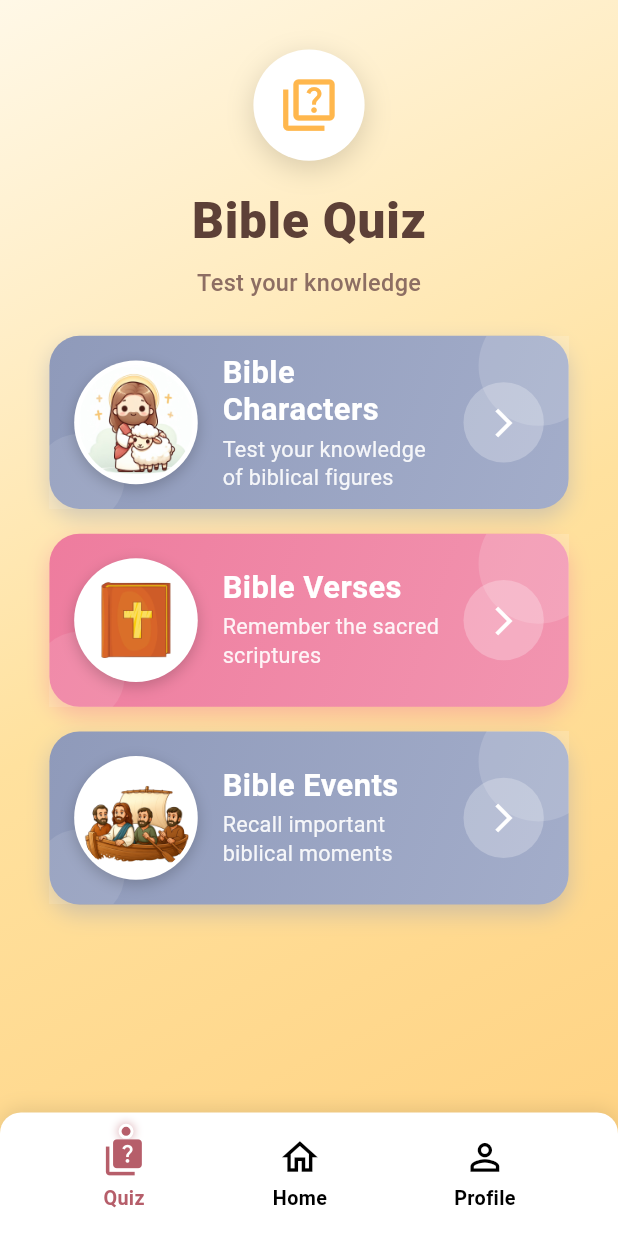
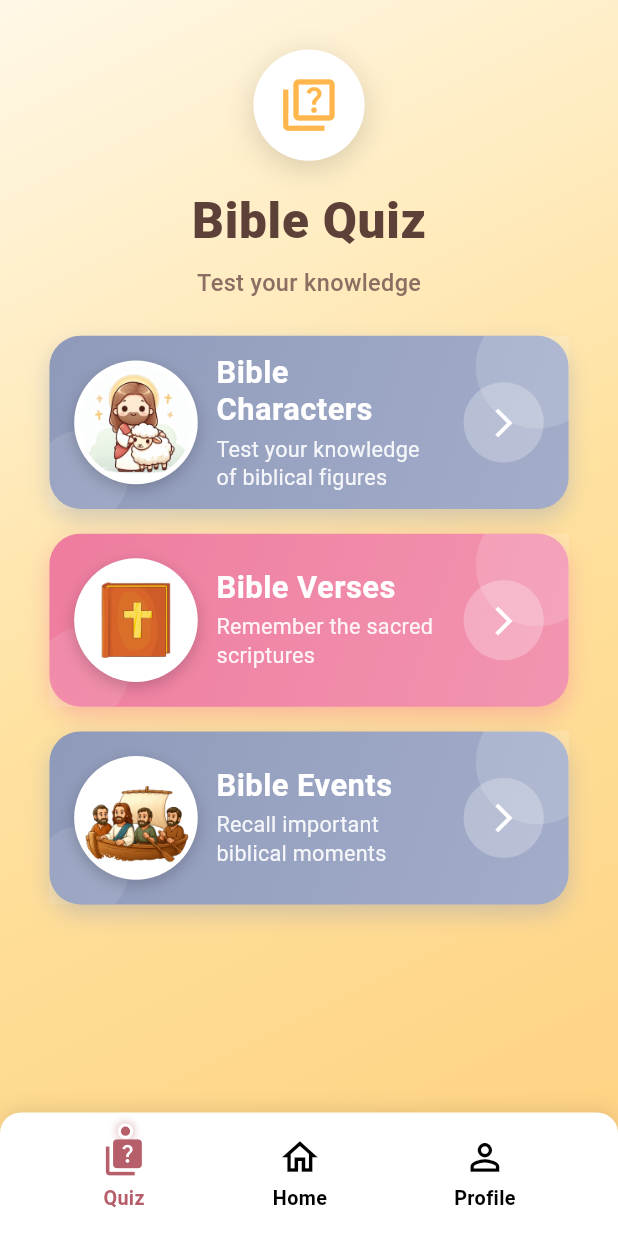
Before and after one commit to rielyta/quibble, a Flutter app: the QuizListScreen screen opened directly, on a phone screen of 412 x 824 dp. Run offline on Flutter 3.47's test engine with Material 3 defaults, Android fonts, the phone set to English and light mode, and no system bars; our stand-ins replace shared_preferences; accounts and stored records are empty; Roboto replaces fonts that are missing (SF Pro).

Commit message:
fix: semua screen responsive

```diff
--- a/lib/screen/quiz/quiz_list_screen.dart
+++ b/lib/screen/quiz/quiz_list_screen.dart
@@ -16,8 +16,6 @@ class QuizListScreen extends StatefulWidget {
 }
 
 class _QuizListScreenState extends State<QuizListScreen> {
-
-
   late final BoxDecoration _lightDecoration;
   late final BoxDecoration _darkDecoration;
 
@@ -51,12 +49,11 @@ class _QuizListScreenState extends State<QuizListScreen> {
       ),
     );
 
-    // Preload images in background
+
     _preloadImagesAsync();
   }
 
   Future<void> _preloadImagesAsync() async {
-    // Use addPostFrameCallback to avoid blocking initial render
     WidgetsBinding.instance.addPostFrameCallback((_) async {
       if (!mounted) return;
 
@@ -68,15 +65,12 @@ class _QuizListScreenState extends State<QuizListScreen> {
         ]);
 
         if (mounted) {
-          setState(() {
-          });
+          setState(() {});
         }
       } catch (e) {
         debugPrint('Error preloading images: $e');
-        // Set as preloaded anyway to show UI
         if (mounted) {
-          setState(() {
-          });
+          setState(() {});
         }
       }
     });
@@ -146,13 +140,12 @@ class _QuizListScreenState extends State<QuizListScreen> {
     final contentSpacing = isLandscape ? screenHeight * 0.06 : screenHeight * 0.03;
     final cardSpacing = isLandscape ? screenHeight * 0.03 : screenHeight * 0.02;
     final horizontalPadding = isLandscape ? screenWidth * 0.12 : screenWidth * 0.08;
+    final bottomPadding = navBarHeight + (isLandscape ? screenHeight * 0.02 : screenHeight * 0.012);
 
     return SingleChildScrollView(
       physics: const BouncingScrollPhysics(),
       child: Padding(
-        padding: EdgeInsets.only(
-          bottom: navBarHeight + (isLandscape ? 15 : 10),
-        ),
+        padding: EdgeInsets.only(bottom: bottomPadding),
         child: Column(
           children: [
             SizedBox(height: topSpacing),
@@ -228,6 +221,8 @@ class _QuizListScreenState extends State<QuizListScreen> {
     final headerIconInnerSize = isLandscape ? screenHeight * 0.08 : screenWidth * 0.1;
     final titleFontSize = isLandscape ? screenHeight * 0.09 : screenWidth * 0.08;
     final subtitleFontSize = isLandscape ? screenHeight * 0.045 : screenWidth * 0.038;
+    final shadowBlurRadius = isLandscape ? screenHeight * 0.023 : screenWidth * 0.04;
+    final shadowOffset = isLandscape ? screenHeight * 0.008 : screenHeight * 0.006;
 
     return Column(
       children: [
@@ -241,8 +236,8 @@ class _QuizListScreenState extends State<QuizListScreen> {
             boxShadow: [
               BoxShadow(
                 color: Colors.black.withValues(alpha: isDarkMode ? 0.4 : 0.15),
-                blurRadius: isLandscape ? 18 : 15,
-                offset: Offset(0, isLandscape ? 6 : 5),
+                blurRadius: shadowBlurRadius,
+                offset: Offset(0, shadowOffset),
               ),
             ],
           ),
--- a/lib/util/level_system.dart
+++ b/lib/util/level_system.dart
@@ -35,7 +35,7 @@ class LevelSystem {
   static double getProgressToNextLevel(int totalXP) {
     final currentLevel = getCurrentLevel(totalXP);
     if (currentLevel.level == levels.last.level) {
-      return 1.0; // Max level
+      return 1.0;
     }
 
     final xpInCurrentLevel = totalXP - currentLevel.minXP;
@@ -48,7 +48,7 @@ class LevelSystem {
   static LevelData? getNextLevel(int totalXP) {
     final currentLevel = getCurrentLevel(totalXP);
     if (currentLevel.level == levels.last.level) {
-      return null; // Already at max level
+      return null;
     }
 
     final nextLevelIndex = levels.indexWhere((l) => l.level == currentLevel.level) + 1;
--- a/lib/widgets/gradient_bakground.dart
+++ b/lib/widgets/gradient_bakground.dart
@@ -24,7 +24,6 @@ class GradientBackground extends StatelessWidget {
   Widget build(BuildContext context) {
     final isDarkMode = context.watch<ThemeProvider>().isDarkMode;
 
-    // Default colors jika tidak disediakan
     final defaultLightColors = [
       const Color(0xFFFFF8E7),
       const Color(0xFFFFE19E),
@@ -35,7 +34,6 @@ class GradientBackground extends StatelessWidget {
       const Color(0xFF2D2D2D),
     ];
 
-    // Default stops jika tidak disediakan
     final defaultStops = stops ?? [0.3, 1.0];
 
     return Container(
--- a/lib/widgets/list_quiz.dart
+++ b/lib/widgets/list_quiz.dart
@@ -18,48 +18,31 @@ class QuizCard extends StatelessWidget {
 
   @override
   Widget build(BuildContext context) {
-    final screenWidth = MediaQuery.of(context).size.width;
-    final screenHeight = MediaQuery.of(context).size.height;
-    final isLandscape = MediaQuery.of(context).orientation == Orientation.landscape;
+    final size = MediaQuery.of(context).size;
+    final isLandscape = size.width > size.height;
 
-    final cardHeight = isLandscape
-        ? screenHeight * 0.22
-        : screenHeight * 0.14;
+    final baseSize = size.shortestSide;
 
-    final imageSize = isLandscape
-        ? screenHeight * 0.15
-        : screenWidth * 0.20;
-
-    final titleFontSize = isLandscape
-        ? screenHeight * 0.05
-        : screenWidth * 0.05;
-
-    final subtitleFontSize = isLandscape
-        ? screenHeight * 0.035
-        : screenWidth * 0.035;
-
-    final arrowSize = isLandscape
-        ? screenHeight * 0.09
-        : screenWidth * 0.13;
-
-    final arrowIconSize = isLandscape
-        ? screenHeight * 0.045
-        : screenWidth * 0.055;
-
-    final horizontalPadding = isLandscape
-        ? screenWidth * 0.03
-        : screenWidth * 0.04;
-
-    final verticalPadding = isLandscape
-        ? screenHeight * 0.03
-        : screenHeight * 0.015;
+    final cardHeight = isLandscape ? baseSize * 0.22 : baseSize * 0.28;
+    final imageSize = baseSize * 0.20;
+    final titleFontSize = baseSize * 0.05;
+    final subtitleFontSize = baseSize * 0.035;
+    final arrowSize = baseSize * 0.13;
+    final arrowIconSize = baseSize * 0.055;
+    final horizontalPadding = baseSize * 0.04;
+    final verticalPadding = baseSize * 0.03;
+    final spacingSmall = baseSize * 0.01;
+    final spacingMedium = baseSize * 0.03;
+    final borderRadius = baseSize * 0.05;
+    final decorCircleLarge = baseSize * 0.20;
+    final decorCircleSmall = baseSize * 0.15;
 
     return GestureDetector(
       onTap: onTap,
       child: Container(
         height: cardHeight,
         decoration: BoxDecoration(
-          borderRadius: BorderRadius.circular(isLandscape ? 24 : 20),
+          borderRadius: BorderRadius.circular(borderRadius),
           gradient: LinearGradient(
             colors: gradientColors,
             begin: Alignment.topLeft,
@@ -68,8 +51,8 @@ class QuizCard extends StatelessWidget {
           boxShadow: [
             BoxShadow(
               color: gradientColors[0].withValues(alpha: 0.4),
-              blurRadius: isLandscape ? 15 : 12,
-              offset: Offset(0, isLandscape ? 8 : 6),
+              blurRadius: baseSize * 0.03,
+              offset: Offset(0, baseSize * 0.015),
             ),
           ],
         ),
@@ -77,11 +60,11 @@ class QuizCard extends StatelessWidget {
           children: [
             // Decorative circles
             Positioned(
-              right: isLandscape ? -25 : -20,
-              top: isLandscape ? -25 : -20,
+              right: -decorCircleLarge * 0.25,
+              top: -decorCircleLarge * 0.25,
               child: Container(
-                width: isLandscape ? 100 : 80,
-                height: isLandscape ? 100 : 80,
+                width: decorCircleLarge,
+                height: decorCircleLarge,
                 decoration: BoxDecoration(
                   shape: BoxShape.circle,
                   color: Colors.white.withValues(alpha: 0.15),
@@ -89,11 +72,11 @@ class QuizCard extends StatelessWidget {
               ),
             ),
             Positioned(
-              left: isLandscape ? -15 : -10,
-              bottom: isLandscape ? -15 : -10,
+              left: -decorCircleSmall * 0.15,
+              bottom: -decorCircleSmall * 0.15,
               child: Container(
-                width: isLandscape ? 75 : 60,
-                height: isLandscape ? 75 : 60,
+                width: decorCircleSmall,
+                height: decorCircleSmall,
                 decoration: BoxDecoration(
                   shape: BoxShape.circle,
                   color: Colors.white.withValues(alpha: 0.1),
@@ -119,13 +102,13 @@ class QuizCard extends StatelessWidget {
                       boxShadow: [
                         BoxShadow(
                           color: Colors.black.withValues(alpha: 0.2),
-                          blurRadius: isLandscape ? 10 : 8,
-                          offset: Offset(0, isLandscape ? 4 : 3),
+                          blurRadius: baseSize * 0.02,
+                          offset: Offset(0, baseSize * 0.008),
                         ),
                       ],
                     ),
                     child: Padding(
-                      padding: EdgeInsets.all(isLandscape ? 4 : 3),
+                      padding: EdgeInsets.all(baseSize * 0.008),
                       child: Container(
                         decoration: BoxDecoration(
                           shape: BoxShape.circle,
@@ -138,7 +121,7 @@ class QuizCard extends StatelessWidget {
                     ),
                   ),
 
-                  SizedBox(width: isLandscape ? screenWidth * 0.03 : screenWidth * 0.04),
+                  SizedBox(width: spacingMedium),
 
                   // Text Content
                   Expanded(
@@ -159,7 +142,7 @@ class QuizCard extends StatelessWidget {
                           maxLines: isLandscape ? 1 : 2,
                           overflow: TextOverflow.ellipsis,
                         ),
-                        SizedBox(height: isLandscape ? screenHeight * 0.008 : screenHeight * 0.005),
+                        SizedBox(height: spacingSmall),
                         Text(
                           subtitle,
                           style: TextStyle(
@@ -177,7 +160,7 @@ class QuizCard extends StatelessWidget {
                     ),
                   ),
 
-                  SizedBox(width: isLandscape ? screenWidth * 0.02 : screenWidth * 0.03),
+                  SizedBox(width: spacingMedium),
 
                   // Arrow Button
                   Container(
--- a/lib/widgets/navigation_bar.dart
+++ b/lib/widgets/navigation_bar.dart
@@ -23,14 +23,11 @@ class _CustomNavigationBarState extends State<CustomNavigationBar> {
   bool _isNavigating = false;
 
   void _handleNavigation(BuildContext context, int index) async {
-    // Prevent navigation if already on this screen
     if (index == widget.currentIndex) return;
 
-    // Prevent multiple taps
     if (_isNavigating) return;
     setState(() => _isNavigating = true);
 
-    // Call completion callback
     widget.onNavigationComplete?.call();
 
     Widget destination;
@@ -84,6 +81,7 @@ class _CustomNavigationBarState extends State<CustomNavigationBar> {
     final isDarkMode = context.watch<ThemeProvider>().isDarkMode;
 
     final navHeight = isLandscape ? screenHeight * 0.15 : screenHeight * 0.10;
+    final shadowBlurRadius = screenWidth * 0.025;
 
     return Container(
       width: screenWidth,
@@ -96,7 +94,7 @@ class _CustomNavigationBarState extends State<CustomNavigationBar> {
         boxShadow: [
           BoxShadow(
             color: Colors.black.withValues(alpha: isDarkMode ? 0.4 : 0.1),
-            blurRadius: 10,
+            blurRadius: shadowBlurRadius,
             offset: const Offset(0, -2),
           ),
         ],
@@ -156,6 +154,10 @@ class _CustomNavigationBarState extends State<CustomNavigationBar> {
     final isActive = widget.currentIndex == index;
     final iconSize = isLandscape ? screenHeight * 0.065 : screenWidth * 0.07;
     final fontSize = isLandscape ? screenHeight * 0.035 : screenWidth * 0.032;
+    final dotSize = isLandscape ? screenHeight * 0.013 : screenWidth * 0.025;
+    final dotTopPosition = isLandscape ? -screenHeight * 0.01 : -screenHeight * 0.01;
+    final dotRightPosition = isLandscape ? screenWidth * 0.012 : screenWidth * 0.02;
+    final dotBorderWidth = isLandscape ? screenWidth * 0.003 : screenWidth * 0.005;
 
     return GestureDetector(
       onTap: () => _handleNavigation(context, index),
@@ -183,23 +185,23 @@ class _CustomNavigationBarState extends State<CustomNavigationBar> {
                 // Dot indicator
                 if (isActive)
                   Positioned(
-                    top: -8,
-                    right: 8,
+                    top: dotTopPosition,
+                    right: dotRightPosition,
                     child: Container(
-                      width: 10,
-                      height: 10,
+                      width: dotSize,
+                      height: dotSize,
                       decoration: BoxDecoration(
                         color: const Color(0xFFB65E6A),
                         shape: BoxShape.circle,
                         border: Border.all(
                           color: isDarkMode ? const Color(0xFF2D2D2D) : Colors.white,
-                          width: 2,
+                          width: dotBorderWidth,
                         ),
                         boxShadow: [
                           BoxShadow(
                             color: const Color(0xFFB65E6A).withValues(alpha: 0.4),
-                            blurRadius: 4,
-                            spreadRadius: 1,
+                            blurRadius: screenWidth * 0.01,
+                            spreadRadius: screenWidth * 0.0025,
                           )
                         ],
                       ),
```
Also changed, not shown: lib/screen/login_screen.dart (+12 -7 lines), lib/screen/profile_screen.dart (+18 -16 lines), lib/screen/quiz/quiz_screen.dart (+50 -37 lines), lib/screen/quiz/result_screen.dart (+101 -109 lines), lib/widgets/level_up_dialog.dart (+82 -48 lines), lib/widgets/result_dialog.dart (+21 -19 lines).
